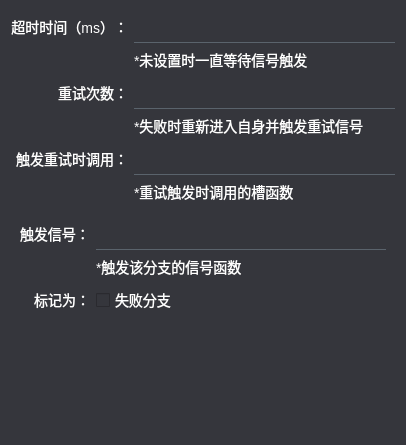
Old version of the form tool/subpage/configeventstate.ui in the repository daonvshu/qtaskmachine.
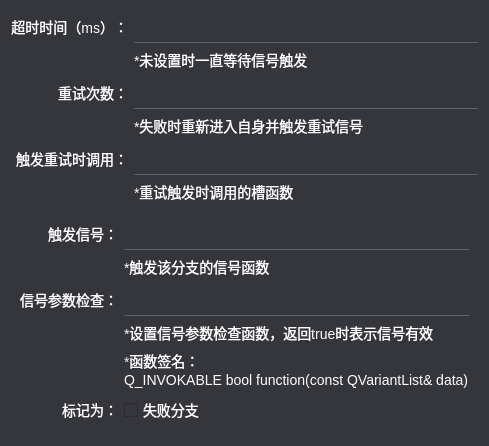
New version of the form.

```diff
--- a/tool/subpage/configeventstate.ui
+++ b/tool/subpage/configeventstate.ui
@@ -6,7 +6,7 @@
    <rect>
     <x>0</x>
     <y>0</y>
-    <width>406</width>
+    <width>461</width>
     <height>445</height>
    </rect>
   </property>
@@ -162,11 +162,27 @@
    <item>
     <widget class="QWidget" name="line_config_box" native="true">
      <layout class="QGridLayout" name="gridLayout_2">
+      <item row="2" column="1">
+       <widget class="QLineEdit" name="input_signal_check">
+        <property name="minimumSize">
+         <size>
+          <width>0</width>
+          <height>32</height>
+         </size>
+        </property>
+        <property name="focusPolicy">
+         <enum>Qt::ClickFocus</enum>
+        </property>
+       </widget>
+      </item>
       <item row="0" column="0">
        <widget class="QLabel" name="label_7">
         <property name="text">
          <string>触发信号：</string>
         </property>
+        <property name="alignment">
+         <set>Qt::AlignRight|Qt::AlignTrailing|Qt::AlignVCenter</set>
+        </property>
        </widget>
       </item>
       <item row="0" column="1">
@@ -182,6 +198,26 @@
         </property>
        </widget>
       </item>
+      <item row="2" column="0">
+       <widget class="QLabel" name="label_10">
+        <property name="text">
+         <string>信号参数检查：</string>
+        </property>
+        <property name="alignment">
+         <set>Qt::AlignRight|Qt::AlignTrailing|Qt::AlignVCenter</set>
+        </property>
+       </widget>
+      </item>
+      <item row="3" column="1">
+       <widget class="QLabel" name="label_11">
+        <property name="text">
+         <string>*设置信号参数检查函数，返回true时表示信号有效</string>
+        </property>
+        <property name="mstyle" stdset="0">
+         <string>hint</string>
+        </property>
+       </widget>
+      </item>
       <item row="1" column="1">
        <widget class="QLabel" name="label_8">
         <property name="text">
@@ -192,20 +228,7 @@
         </property>
        </widget>
       </item>
-      <item row="2" column="1">
-       <widget class="QCheckBox" name="check_fail_branch">
-        <property name="minimumSize">
-         <size>
-          <width>0</width>
-          <height>32</height>
-         </size>
-        </property>
-        <property name="text">
-         <string>失败分支</string>
-        </property>
-       </widget>
-      </item>
-      <item row="2" column="0">
+      <item row="5" column="0">
        <widget class="QLabel" name="label_9">
         <property name="text">
          <string>标记为：</string>
@@ -215,6 +238,30 @@
         </property>
        </widget>
       </item>
+      <item row="5" column="1">
+       <widget class="QCheckBox" name="check_fail_branch">
+        <property name="minimumSize">
+         <size>
+          <width>0</width>
+          <height>32</height>
+         </size>
+        </property>
+        <property name="text">
+         <string>失败分支</string>
+        </property>
+       </widget>
+      </item>
+      <item row="4" column="1">
+       <widget class="QLabel" name="label_12">
+        <property name="text">
+         <string>*函数签名：
+Q_INVOKABLE bool function(const QVariantList&amp; data)</string>
+        </property>
+        <property name="mstyle" stdset="0">
+         <string>hint</string>
+        </property>
+       </widget>
+      </item>
      </layout>
     </widget>
    </item>
```
Left out of the diff: 96 changed lines with no effect on the pictures.
